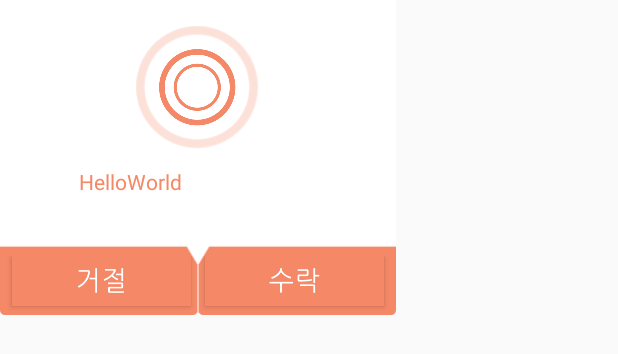
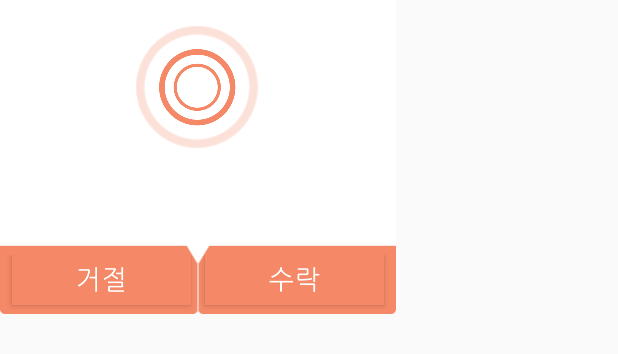
Before and after one commit to Nexters/13exit, an Android app: the layout activity_auth_req.xml on its own in the app's theme, with its tools: preview values and no code run, on a phone screen of 412 x 824 dp. Shown: the top 354 px of the screen. Run offline under Robolectric (Android 15) with nearby library versions, the phone set to English and light mode, and no system bars.

Commit message:
20150828_2

```diff
--- a/app/src/main/java/kr/ac/nexters/knock/nexters/example/activity/MainActivity.java
+++ b/app/src/main/java/kr/ac/nexters/knock/nexters/example/activity/MainActivity.java
@@ -6,9 +6,12 @@ import android.os.Environment;
 import android.os.Handler;
 import android.support.v7.app.AppCompatActivity;
 import android.util.Log;
+import android.view.KeyCharacterMap;
+import android.view.KeyEvent;
 import android.view.Menu;
 import android.view.MenuItem;
 import android.view.View;
+import android.view.ViewConfiguration;
 import android.widget.ImageButton;
 import android.widget.ImageView;
 import android.widget.Toast;
--- a/app/src/main/java/kr/ac/nexters/knock/tools/GridImageAdapter.java
+++ b/app/src/main/java/kr/ac/nexters/knock/tools/GridImageAdapter.java
@@ -57,12 +57,13 @@ public class GridImageAdapter extends BaseAdapter {
 
         custom_main_item.setImageResource(imageList.get(position).getMainItemID());
 
+        /*
         if(layout == R.layout.item_backgroundgrid && position == 0 && PreferenceManager.getInstance().getBgSelect() == 0){
             ImageLoader.getInstance().displayImage("file:///storage/emulated/0//background.jpg", custom_main_item, MyApplication.getDisplayImageOptions());
         }
 
         sub_item.setImageResource(imageList.get(position).getSubItemID());
-
+        */
         return convertView;
     }
 }
--- a/app/src/main/res/layout/activity_auth_req.xml
+++ b/app/src/main/res/layout/activity_auth_req.xml
@@ -1,7 +1,7 @@
 <LinearLayout xmlns:android="http://schemas.android.com/apk/res/android"
     xmlns:tools="http://schemas.android.com/tools"
     android:layout_width="264dp"
-    android:layout_height="210dp"
+    android:layout_height="wrap_content"
     android:orientation="vertical"
     android:background="@mipmap/bg_popup_background"
     tools:context="kr.ac.nexters.knock.dialog.AuthReqActivity">
@@ -9,7 +9,7 @@
 
     <LinearLayout
         android:layout_width="264dp"
-        android:layout_height="0dp"
+        android:layout_height="wrap_content"
         android:layout_weight="1"
         android:orientation="vertical">
 
@@ -22,10 +22,12 @@
 
     <TextView
         android:layout_width="158dp"
-        android:layout_height="33dp"
+        android:layout_height="wrap_content"
         android:layout_gravity="center"
-        android:layout_marginTop="12dp"
-        android:text="HelloWorld"
+        android:layout_marginTop="6dp"
+        android:layout_marginBottom="20dp"
+        android:textSize="13sp"
+        android:gravity="center"
         android:textColor="#f48967"
         android:id="@+id/authReq_tv" />
 
--- a/app/src/main/res/layout/activity_main.xml
+++ b/app/src/main/res/layout/activity_main.xml
@@ -8,7 +8,7 @@
         android:layout_width="match_parent"
         android:layout_height="match_parent"
         android:scaleType="fitXY"
-        android:src="@mipmap/main_background" />
+        android:src="@mipmap/bg00" />
 
     <LinearLayout
 
--- a/app/src/main/res/layout/activity_sign_up.xml
+++ b/app/src/main/res/layout/activity_sign_up.xml
@@ -54,9 +54,11 @@
                 android:layout_width="248dp"
                 android:layout_height="56dp"
                 android:layout_marginBottom="115dp"
-                android:paddingLeft="65dp"
                 android:text="이름을 입력해주세요"
+                android:gravity="center"
+                android:imeOptions="actionDone"
                 android:textColor="#f48967"
+                android:textSize="15sp"
                 android:background="@mipmap/bg_name_box_plus_dingbat"
                 android:id="@+id/signup_et_inputname"/>
 
```
Also changed, not shown: app/src/main/java/kr/ac/nexters/knock/menu/BackgroundActivity.java (+31 -17 lines), app/src/main/java/kr/ac/nexters/knock/nexters/example/activity/SignUpActivity.java (+11 -0 lines), app/src/main/res/mipmap-xxhdpi/bg00.png (added), app/src/main/res/mipmap-xxhdpi/bg01.png (added), app/src/main/res/mipmap-xxhdpi/bg03.png (added), app/src/main/res/mipmap-xxhdpi/bg05.png (added), app/src/main/res/mipmap-xxhdpi/bg07.png (added), app/src/main/res/mipmap-xxhdpi/bg08.png (added), app/src/main/res/mipmap-xxhdpi/bg09.png (added), app/src/main/res/mipmap-xxhdpi/bg10.png (added), app/src/main/res/mipmap-xxhdpi/bg_userpic_overlay.png (added), 4 other files.
